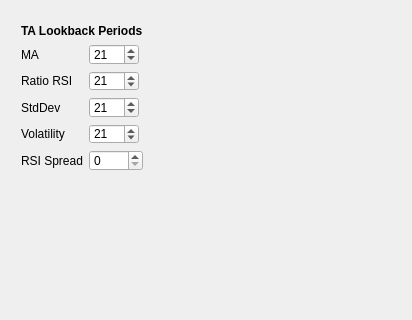
First picture: the form in globalconfigdialog.ui, repository ProDataLab/nkny, before the edit; both pictures show x 0 to 412 and y 102 to 422 of the 412 by 578 pixel window.
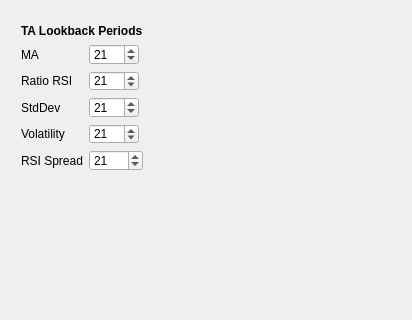
Second picture: the form after the edit. The open tabs and pages were chosen to show the change.

```diff
--- a/globalconfigdialog.ui
+++ b/globalconfigdialog.ui
@@ -214,7 +214,7 @@
       <attribute name="label">
        <string>Configuration</string>
       </attribute>
-      <widget class="QWidget" name="">
+      <widget class="QWidget" name="layoutWidget">
        <property name="geometry">
         <rect>
          <x>10</x>
@@ -351,7 +351,14 @@
            </widget>
           </item>
           <item row="4" column="1">
-           <widget class="QSpinBox" name="rsiSpreadSpinBox"/>
+           <widget class="QSpinBox" name="rsiSpreadSpinBox">
+            <property name="maximum">
+             <number>999</number>
+            </property>
+            <property name="value">
+             <number>21</number>
+            </property>
+           </widget>
           </item>
          </layout>
         </item>
```
Left out of the diff: 33 changed lines with no effect on the pictures.
